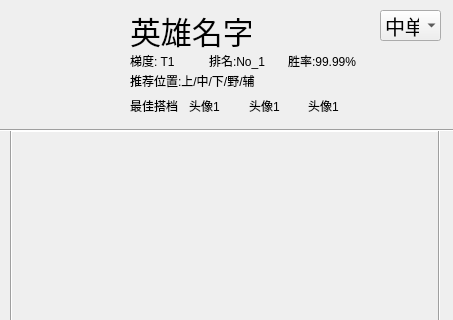
Qt form FuWenUI.ui (Vixiu/lolapi) before a commit; both pictures show x 0 to 453 and y 0 to 320 of the 453 by 710 pixel window.
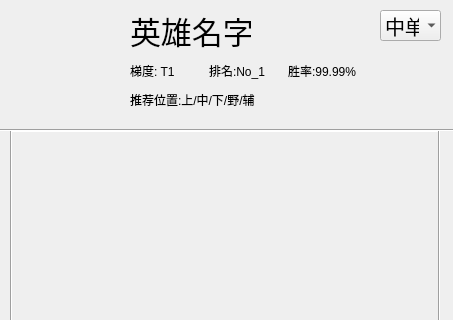
The same form after that commit. Icons and pictures are not drawn.

The edit to the form file:
```diff
--- a/FuWenUI.ui
+++ b/FuWenUI.ui
@@ -134,46 +134,6 @@
     <string>小技巧</string>
    </property>
   </widget>
-  <widget class="QWidget" name="layoutWidget">
-   <property name="geometry">
-    <rect>
-     <x>130</x>
-     <y>90</y>
-     <width>231</width>
-     <height>31</height>
-    </rect>
-   </property>
-   <layout class="QHBoxLayout" name="horizontalLayout_2">
-    <item>
-     <widget class="QLabel" name="label_3">
-      <property name="text">
-       <string>最佳搭档</string>
-      </property>
-     </widget>
-    </item>
-    <item>
-     <widget class="QLabel" name="label_4">
-      <property name="text">
-       <string>头像1</string>
-      </property>
-     </widget>
-    </item>
-    <item>
-     <widget class="QLabel" name="label_5">
-      <property name="text">
-       <string>头像1</string>
-      </property>
-     </widget>
-    </item>
-    <item>
-     <widget class="QLabel" name="label_6">
-      <property name="text">
-       <string>头像1</string>
-      </property>
-     </widget>
-    </item>
-   </layout>
-  </widget>
   <widget class="Line" name="line">
    <property name="geometry">
     <rect>
@@ -214,7 +174,7 @@
    <property name="geometry">
     <rect>
      <x>130</x>
-     <y>50</y>
+     <y>60</y>
      <width>231</width>
      <height>21</height>
     </rect>
@@ -243,25 +203,6 @@
     </item>
    </layout>
   </widget>
-  <widget class="QWidget" name="horizontalLayoutWidget">
-   <property name="geometry">
-    <rect>
-     <x>130</x>
-     <y>70</y>
-     <width>231</width>
-     <height>21</height>
-    </rect>
-   </property>
-   <layout class="QHBoxLayout" name="horizontalLayout_3">
-    <item>
-     <widget class="QLabel" name="hero_lane">
-      <property name="text">
-       <string>推荐位置:上/中/下/野/辅</string>
-      </property>
-     </widget>
-    </item>
-   </layout>
-  </widget>
   <widget class="QComboBox" name="switch_location">
    <property name="geometry">
     <rect>
@@ -285,6 +226,19 @@
     </property>
    </item>
   </widget>
+  <widget class="QLabel" name="hero_lane">
+   <property name="geometry">
+    <rect>
+     <x>130</x>
+     <y>90</y>
+     <width>229</width>
+     <height>19</height>
+    </rect>
+   </property>
+   <property name="text">
+    <string>推荐位置:上/中/下/野/辅</string>
+   </property>
+  </widget>
  </widget>
  <resources/>
  <connections/>
```
